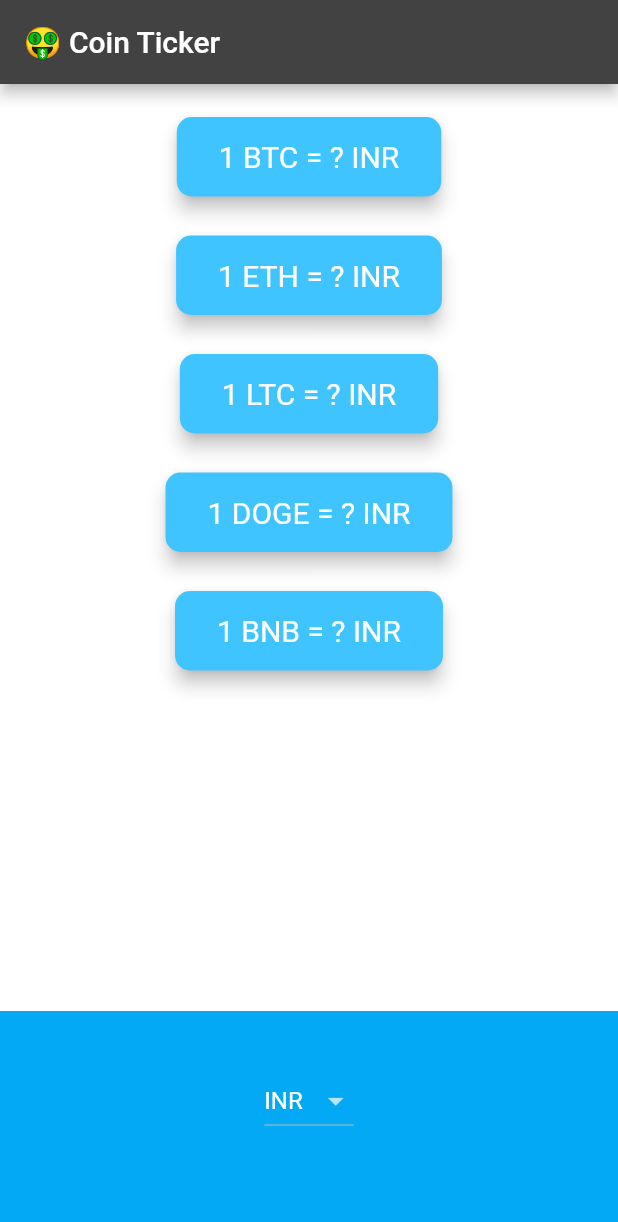
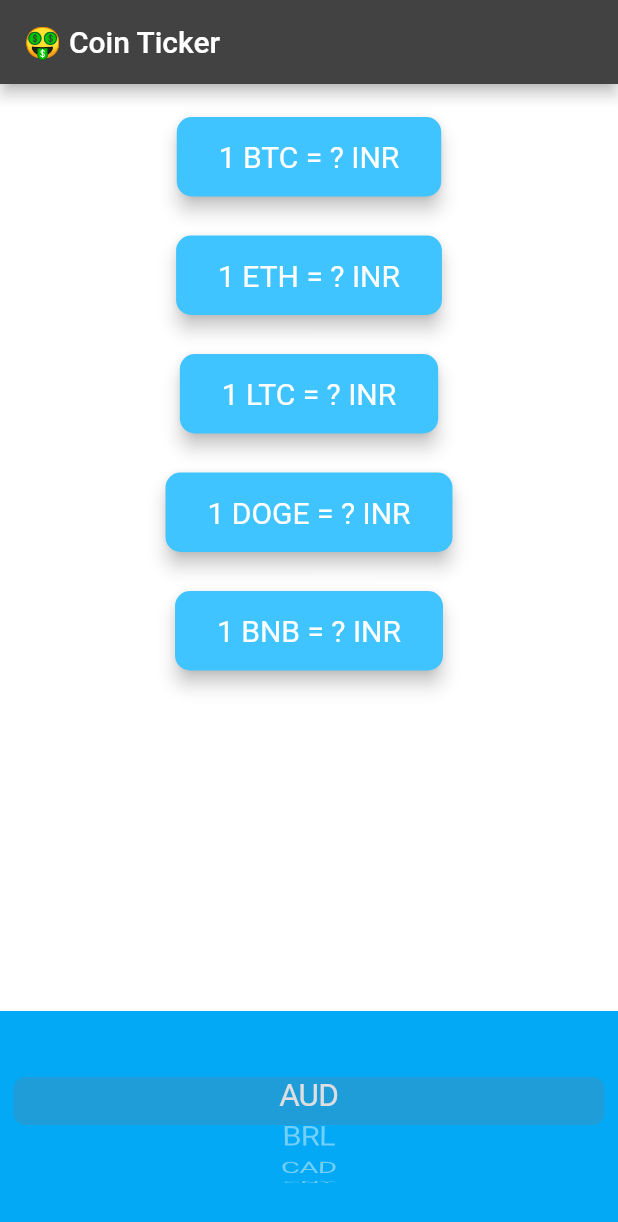
Before and after one commit to ursmaheshj/CryptoCurrencyRateFetcher, a Flutter app: the screen it shows after launch, on a phone screen of 412 x 824 dp. Shown: the top 1222 px of the screen. Run offline on Flutter 3.47's test engine with Material 2 defaults, Android fonts, the phone set to English and light mode, and no system bars; network calls fail.

Commit message:
UI updated to show crypto rate based on currency differentiated by platform

```diff
--- a/lib/coin_data.dart
+++ b/lib/coin_data.dart
@@ -1,7 +1,7 @@
 import 'dart:convert';
 import 'package:http/http.dart' as http;
 
-const apiKey = '8217E318-16C6-4E02-82E9-528CEF59986F';
+const apiKey = '75976647-F53D-451B-8521-125E3FA02F02';
 const url = 'https://rest.coinapi.io/v1/exchangerate/';
 const List<String> currenciesList = [
   'AUD',
--- a/lib/price_screen.dart
+++ b/lib/price_screen.dart
@@ -44,9 +44,9 @@
         value: selectedCurrency,
         items: dropDownItoms,
         onChanged: (value) async {
-          getCryptoData();
           setState(() {
             selectedCurrency = value!;
+            getCryptoData();
           });
         });
   }
@@ -61,7 +61,10 @@
         backgroundColor: Colors.lightBlue,
         itemExtent: 32.0,
         onSelectedItemChanged: (selectedIndex) {
-          print(selectedIndex);
+          setState(() {
+            selectedCurrency = currenciesList[selectedIndex];
+            getCryptoData();
+          });
         },
         children: pickerItems);
   }
@@ -111,7 +114,9 @@
             alignment: Alignment.center,
             padding: const EdgeInsets.only(bottom: 30.0),
             color: Colors.lightBlue,
-            child: Platform.isIOS ? getIOSPicker() : getAndroidDropdownButton(),
+            child: Platform.isAndroid
+                ? getIOSPicker()
+                : getAndroidDropdownButton(),
           )
         ],
       ),
```
